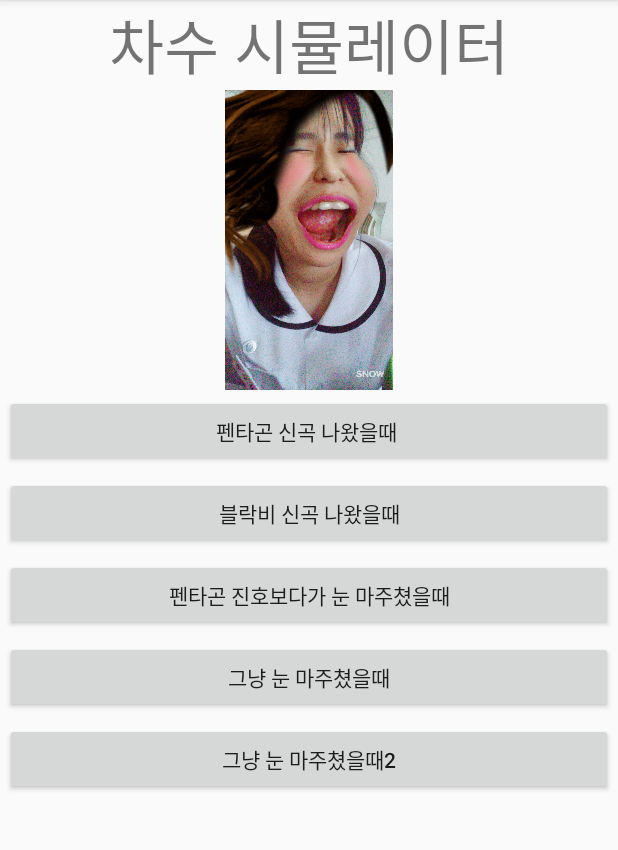
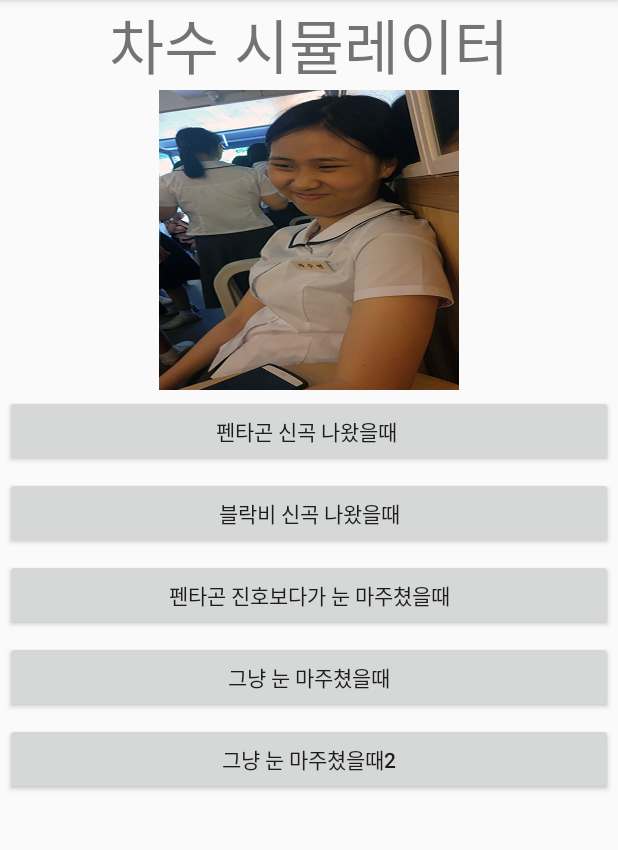
Before and after one commit to wkddbwls145/friend-simulator, an Android app: the screen it shows after launch (MainActivity), on a phone screen of 412 x 824 dp, the part 84-934 px from its top. Run offline under Robolectric (Android 15) with nearby library versions, the phone set to English and light mode, and no system bars.

Commit message:
#13 각 버튼 누르면 사진 바뀜 구현

```diff
--- a/app/src/main/java/kr/hs/emirim/wkddbwls145/chasooyeon/MainActivity.java
+++ b/app/src/main/java/kr/hs/emirim/wkddbwls145/chasooyeon/MainActivity.java
@@ -24,18 +24,23 @@ public class MainActivity extends AppCompatActivity {
         switch(view.getId() ){
             case R.id.button1:
                 Log.d(TAG, "버튼1 클릭");
+                mImageViewFriendVisual.setImageResource(R.drawable.photo1);
                 Toast.makeText(this, "애들아 펜타곤 신곡 나왔어!! 들어~~", Toast.LENGTH_SHORT).show();break;
             case R.id.button2:
                 Log.d(TAG, "버튼2 클릭");
+                mImageViewFriendVisual.setImageResource(R.drawable.photo2);
                 Toast.makeText(this, "애들아 블락비 신곡 나왔어!! 들어~~", Toast.LENGTH_SHORT).show();break;
             case R.id.button3:
                 Log.d(TAG, "버튼3 클릭");
+                mImageViewFriendVisual.setImageResource(R.drawable.photo3);
                 Toast.makeText(this, "하..진호 너무 잘생겼어..(감탄)", Toast.LENGTH_SHORT).show();break;
             case R.id.button4:
                 Log.d(TAG, "버튼4 클릭");
+                mImageViewFriendVisual.setImageResource(R.drawable.photo4);
                 Toast.makeText(this, "뭐가?", Toast.LENGTH_SHORT).show();break;
             case R.id.button5:
                 Log.d(TAG, "버튼5 클릭");
+                mImageViewFriendVisual.setImageResource(R.drawable.photo5);
                 Toast.makeText(this, "(웃긴표정을 지으며 입을 살짝벌리며 나를 바라봄)", Toast.LENGTH_SHORT).show();break;
             default:
                 Log.d(TAG, "모르는 녀석 클릭");
--- a/app/src/main/res/layout/activity_main.xml
+++ b/app/src/main/res/layout/activity_main.xml
@@ -19,7 +19,7 @@
         <ImageView
             android:id="@+id/friend_Visual"
             android:layout_gravity="center"
-            android:src="@drawable/17886808_1865844340350603_1984350496_o"
+            android:src="@drawable/photo1"
             android:layout_width="200dp"
             android:layout_height="200dp" />
     <Button
```
Also changed, not shown: app/src/main/res/drawable/17838283_1865844327017271_1540731471_o.jpg (deleted), app/src/main/res/drawable/17858557_1865844307017273_1238091480_o.jpg (deleted), app/src/main/res/drawable/17858754_1865844323683938_590668880_o.jpg (deleted), app/src/main/res/drawable/17886808_1865844340350603_1984350496_o.jpg (deleted), app/src/main/res/drawable/17886900_1865844293683941_2092552280_o.jpg (deleted), app/src/main/res/drawable/photo1.jpg (added), app/src/main/res/drawable/photo2.jpg (added), app/src/main/res/drawable/photo3.jpg (added), app/src/main/res/drawable/photo4.jpg (added), app/src/main/res/drawable/photo5.jpg (added).
